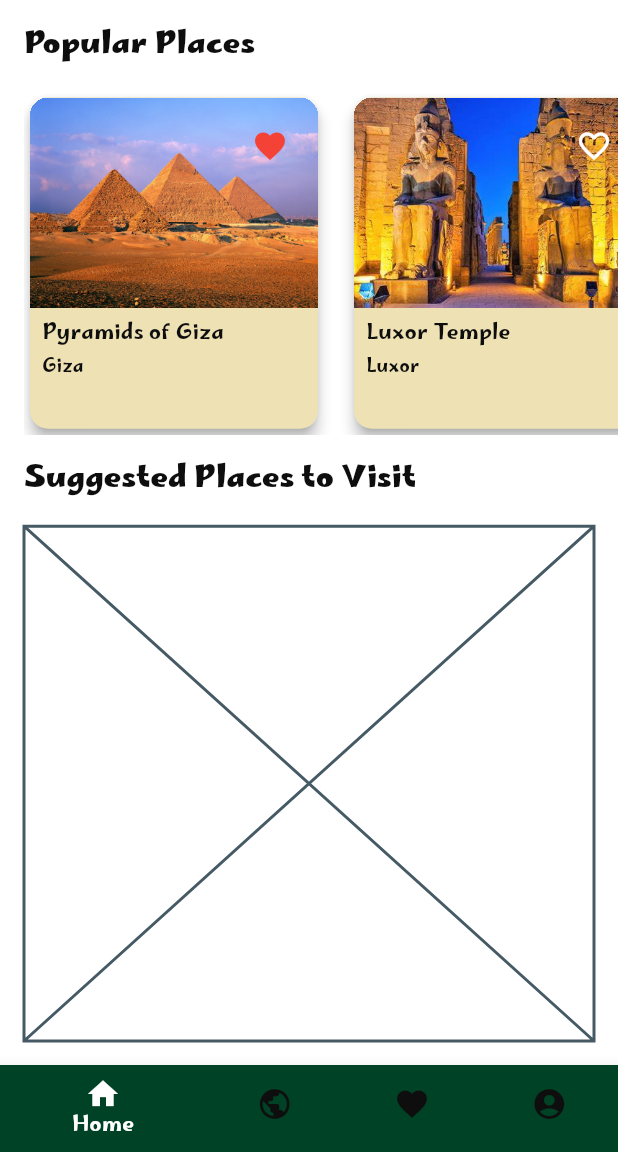
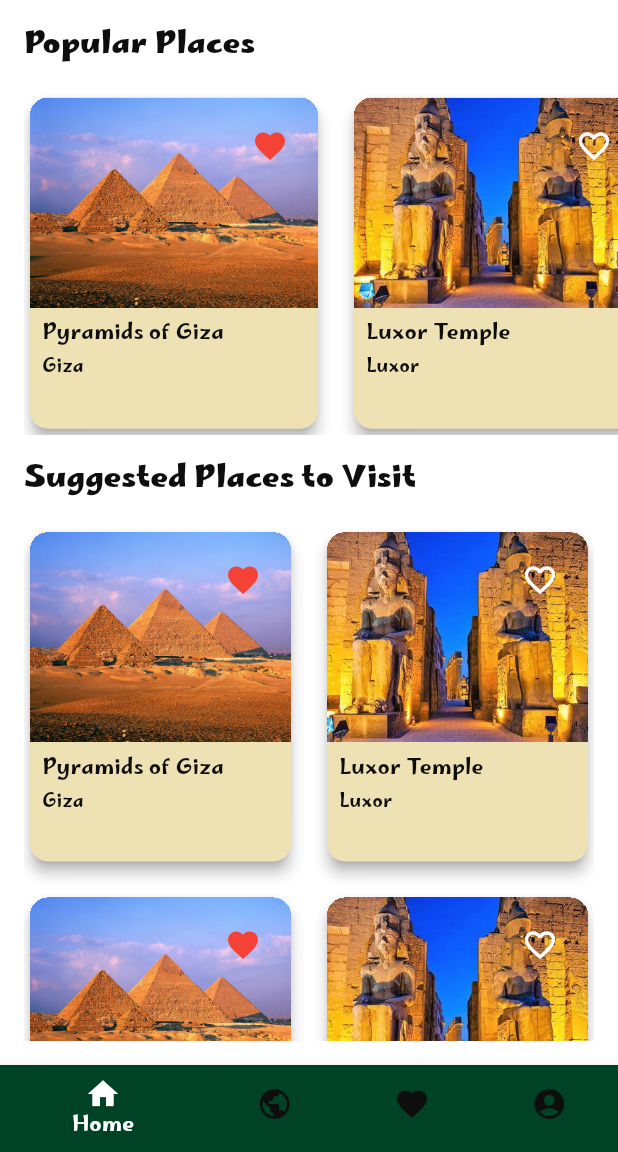
Before and after one commit to roaagawish/sprints_tourist_guide_app, a Flutter app: the screen it shows after launch, on a phone screen of 412 x 824 dp, the part 84-1236 px from its top. Run offline on Flutter 3.47's test engine with Material 3 defaults, Android fonts, the phone set to English and light mode, and no system bars.

Commit message:
design suggested places grid view in home tab

```diff
--- a/lib/screens/03_home/widgets/popular_place_card.dart
+++ b/lib/screens/03_home/widgets/place_card.dart
@@ -2,19 +2,19 @@ import 'package:flutter/material.dart';
 import '../../../models/place_model.dart';
 import '../../../resourses/styles_manager.dart';
 
-class PopularPlaceCard extends StatefulWidget {
+class PlaceCard extends StatefulWidget {
   final Place place;
 
-  const PopularPlaceCard({
+  const PlaceCard({
     super.key,
     required this.place,
   });
 
   @override
-  State<PopularPlaceCard> createState() => _PopularPlaceCardState();
+  State<PlaceCard> createState() => _PlaceCardState();
 }
 
-class _PopularPlaceCardState extends State<PopularPlaceCard> {
+class _PlaceCardState extends State<PlaceCard> {
   @override
   Widget build(BuildContext context) {
     return Card(
--- a/lib/screens/03_home/widgets/popular_places_horiz_list.dart
+++ b/lib/screens/03_home/widgets/popular_places_horiz_list.dart
@@ -1,6 +1,6 @@
 import 'package:flutter/material.dart';
 import '../../../models/place_model.dart';
-import 'popular_place_card.dart';
+import 'place_card.dart';
 
 class PopularPlacesHorizontalList extends StatelessWidget {
   const PopularPlacesHorizontalList({super.key});
@@ -31,7 +31,7 @@ class PopularPlacesHorizontalList extends StatelessWidget {
           padding: const EdgeInsets.only(right: 16.0),
           child: SizedBox(
             width: 200,
-            child: PopularPlaceCard(
+            child: PlaceCard(
               place: places[index],
             ),
           ),
--- a/lib/screens/03_home/widgets/suggested_places_grid_view.dart
+++ b/lib/screens/03_home/widgets/suggested_places_grid_view.dart
@@ -1,10 +1,53 @@
 import 'package:flutter/material.dart';
+import '../../../models/place_model.dart';
+import 'place_card.dart';
 
 class SuggestedPlacesGridView extends StatelessWidget {
   const SuggestedPlacesGridView({super.key});
 
+  // Sample data for places
+  List<Place> get places => [
+        Place(
+          name: 'Pyramids of Giza',
+          governorate: 'Giza',
+          image: 'assets/png/pyramids.png',
+          isFavorite: true,
+        ),
+        Place(
+          name: 'Luxor Temple',
+          governorate: 'Luxor',
+          image: 'assets/png/luxor.png',
+        ),
+        Place(
+          name: 'Pyramids of Giza',
+          governorate: 'Giza',
+          image: 'assets/png/pyramids.png',
+          isFavorite: true,
+        ),
+        Place(
+          name: 'Luxor Temple',
+          governorate: 'Luxor',
+          image: 'assets/png/luxor.png',
+        ),
+        // TODO Add more places as needed
+      ];
+
   @override
   Widget build(BuildContext context) {
-    return const Placeholder();
+    return GridView.builder(
+      physics: const BouncingScrollPhysics(),
+      gridDelegate: const SliverGridDelegateWithFixedCrossAxisCount(
+        crossAxisCount: 2,
+        crossAxisSpacing: 16,
+        mainAxisSpacing: 16,
+        childAspectRatio: 0.8,
+      ),
+      itemCount: places.length,
+      itemBuilder: (context, index) {
+        return PlaceCard(
+          place: places[index],
+        );
+      },
+    );
   }
 }
```
